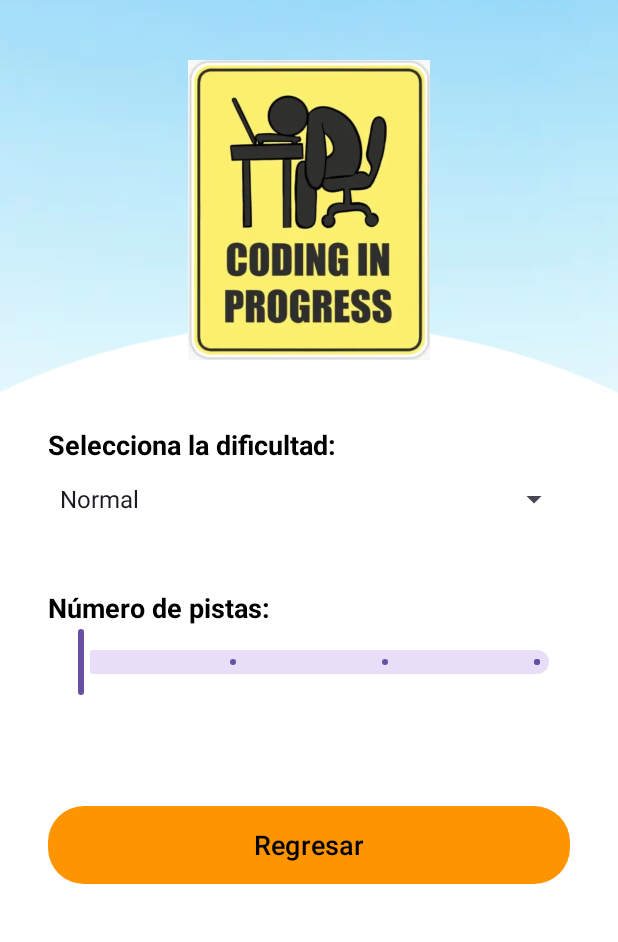
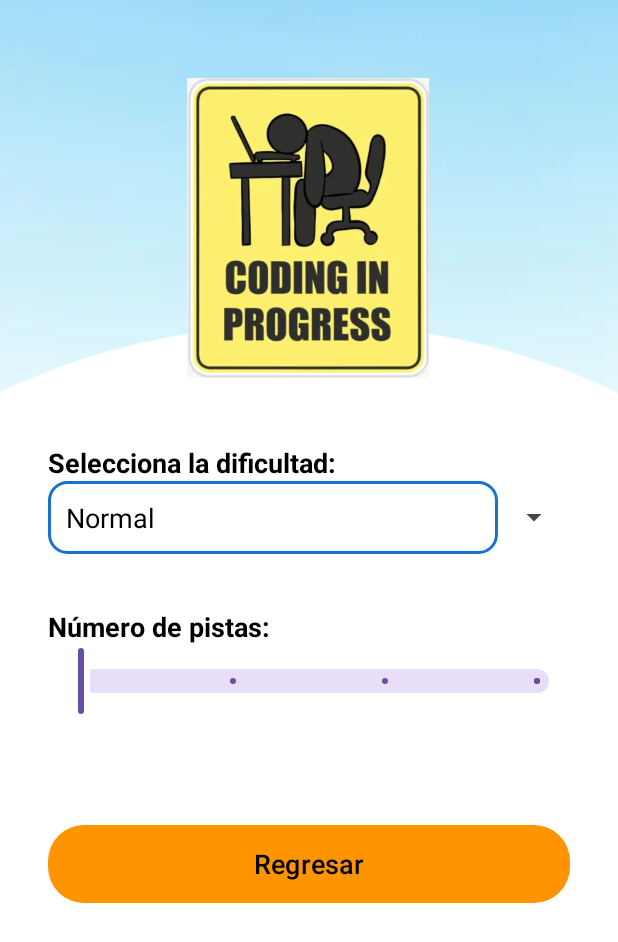
Before and after one commit to Ventthos/QuizApp-Basic, an Android app: the OptionsActivity screen opened directly, with no data from a screen before it, on a phone screen of 412 x 824 dp. Shown: the top 942 px of the screen. Run offline under Robolectric (Android 15) with nearby library versions, the light colour scheme and no system bars.

Commit message:
Activity 2 -Mejorado
Ya guarda los datos en variables, esta en horizontal y tiene funciones extras.

```diff
--- a/Proyect1/app/src/main/java/com/ventthos/quizzappbasic/OptionsActivity.kt
+++ b/Proyect1/app/src/main/java/com/ventthos/quizzappbasic/OptionsActivity.kt
@@ -3,18 +3,15 @@ package com.ventthos.quizzappbasic
 import android.content.Context
 import android.os.Bundle
 import android.view.View
-import android.widget.AdapterView
-import android.widget.ArrayAdapter
-import android.widget.Button
-import android.widget.Spinner
+import android.widget.*
 import androidx.appcompat.app.AppCompatActivity
 import com.google.android.material.slider.Slider
 
 class OptionsActivity : AppCompatActivity() {
 
-    lateinit var spinnerDifficulty: Spinner
-    lateinit var sliderHints: Slider
-    lateinit var btnBack: Button
+    private lateinit var spinnerDifficulty: Spinner
+    private lateinit var sliderHints: Slider
+    private lateinit var btnBack: Button
 
     override fun onCreate(savedInstanceState: Bundle?) {
         super.onCreate(savedInstanceState)
@@ -25,32 +22,51 @@ class OptionsActivity : AppCompatActivity() {
         btnBack = findViewById(R.id.btnBack)
 
         val prefs = getSharedPreferences("TempSettings", Context.MODE_PRIVATE)
-
-        var savedDifficulty = prefs.getInt("difficulty_level", 1)
-        var savedHints = prefs.getInt("hints", 0)
+        val savedDifficulty = prefs.getInt("difficulty_level", 1)
+        val savedHints = prefs.getInt("hints", 0)
 
         val difficultyOptions = resources.getStringArray(R.array.difficulty_levels)
-        val adapter = ArrayAdapter(this, android.R.layout.simple_spinner_item, difficultyOptions)
+        val adapter = ArrayAdapter(this, R.layout.custom_spinner_item, difficultyOptions)
         adapter.setDropDownViewResource(android.R.layout.simple_spinner_dropdown_item)
         spinnerDifficulty.adapter = adapter
         spinnerDifficulty.setSelection(savedDifficulty)
 
-        sliderHints.value = savedHints.toFloat()
+        updateSliderLimits(savedDifficulty, savedHints)
 
         spinnerDifficulty.onItemSelectedListener = object : AdapterView.OnItemSelectedListener {
             override fun onItemSelected(parent: AdapterView<*>?, view: View?, position: Int, id: Long) {
-                prefs.edit().putInt("difficulty_level", position).apply()
+                val newMaxHints = getMaxHints(position)
+                val adjustedHints = savedHints.coerceAtMost(newMaxHints)
+                prefs.edit().putInt("difficulty_level", position).putInt("hints", adjustedHints).apply()
+                updateSliderLimits(position, adjustedHints)
             }
 
             override fun onNothingSelected(parent: AdapterView<*>?) {}
         }
 
         sliderHints.addOnChangeListener { _, value, _ ->
-            prefs.edit().putInt("hints", value.toInt()).apply()
+            val maxHints = getMaxHints(spinnerDifficulty.selectedItemPosition)
+            if (value > maxHints) {
+                Toast.makeText(this, "No puedes aumentar las pistas en este modo", Toast.LENGTH_SHORT).show()
+                sliderHints.value = maxHints.toFloat()
+            } else {
+                prefs.edit().putInt("hints", value.toInt()).apply()
+            }
         }
 
-        btnBack.setOnClickListener {
-            finish()
+        btnBack.setOnClickListener { finish() }
+    }
+
+    private fun getMaxHints(difficulty: Int): Int {
+        return when (difficulty) {
+            0 -> 3  // Fácil: Máximo 3 pistas
+            1 -> 2  // Normal: Máximo 2 pistas
+            else -> 0  // Difícil: 0 pistas permitidas
         }
     }
+
+    private fun updateSliderLimits(difficulty: Int, selectedHints: Int) {
+        sliderHints.valueTo = 3f
+        sliderHints.value = selectedHints.toFloat()
+    }
 }
--- /dev/null
+++ b/Proyect1/app/src/main/res/drawable/drop_down_spinner_background.xml
@@ -0,0 +1,7 @@
+<?xml version="1.0" encoding="utf-8"?>
+<shape xmlns:android="http://schemas.android.com/apk/res/android"
+    android:shape="rectangle">
+    <corners android:radius="12dp"/>
+    <solid android:color="@color/white"/>
+    <stroke android:width="2dp" android:color="@color/orange"/>
+</shape>
--- /dev/null
+++ b/Proyect1/app/src/main/res/drawable/spinner_background.xml
@@ -0,0 +1,7 @@
+<?xml version="1.0" encoding="utf-8"?>
+<shape xmlns:android="http://schemas.android.com/apk/res/android"
+    android:shape="rectangle">
+    <corners android:radius="12dp"/>
+    <solid android:color="@color/white"/>
+    <stroke android:width="2dp" android:color="@color/blue"/>
+</shape>
--- /dev/null
+++ b/Proyect1/app/src/main/res/layout-land/activity_options.xml
@@ -0,0 +1,85 @@
+<?xml version="1.0" encoding="utf-8"?>
+<androidx.constraintlayout.widget.ConstraintLayout
+    xmlns:android="http://schemas.android.com/apk/res/android"
+    xmlns:app="http://schemas.android.com/apk/res-auto"
+    xmlns:tools="http://schemas.android.com/tools"
+    android:id="@+id/constraintLayout"
+    android:layout_width="match_parent"
+    android:layout_height="match_parent"
+    android:background="@drawable/background_image"
+    tools:context=".OptionsActivity">
+
+    <ImageView
+        android:id="@+id/ivWorkInProgress"
+        android:layout_width="160dp"
+        android:layout_height="160dp"
+        android:src="@drawable/work_in_progress"
+        android:contentDescription="@string/work_in_progress"
+        app:layout_constraintTop_toTopOf="parent"
+        app:layout_constraintStart_toStartOf="parent"
+        android:layout_marginStart="24dp"
+        android:layout_marginTop="24dp"/>
+
+    <TextView
+        android:id="@+id/tvDifficulty"
+        android:layout_width="218dp"
+        android:layout_height="34dp"
+        android:layout_marginStart="52dp"
+        android:layout_marginTop="160dp"
+        android:text="@string/difficulty"
+        android:textColor="@color/black"
+        android:textSize="20sp"
+        android:textStyle="bold"
+        app:layout_constraintStart_toEndOf="@id/ivWorkInProgress"
+        app:layout_constraintTop_toTopOf="parent" />
+
+    <Spinner
+        android:id="@+id/spinnerDifficulty"
+        android:layout_width="218dp"
+        android:layout_height="58dp"
+        android:layout_marginStart="52dp"
+        android:entries="@array/difficulty_levels"
+        android:minHeight="55dp"
+        app:layout_constraintStart_toEndOf="@id/ivWorkInProgress"
+        app:layout_constraintTop_toBottomOf="@id/tvDifficulty" />
+
+    <TextView
+        android:id="@+id/tvHints"
+        android:layout_width="wrap_content"
+        android:layout_height="wrap_content"
+        android:layout_marginStart="52dp"
+        android:layout_marginTop="24dp"
+        android:text="@string/hints"
+        android:textColor="@color/black"
+        android:textSize="20sp"
+        android:textStyle="bold"
+        app:layout_constraintStart_toEndOf="@id/ivWorkInProgress"
+        app:layout_constraintTop_toBottomOf="@id/spinnerDifficulty" />
+
+    <com.google.android.material.slider.Slider
+        android:id="@+id/sliderHints"
+        android:layout_width="250dp"
+        android:layout_height="wrap_content"
+        android:layout_marginStart="52dp"
+        android:contentDescription="@string/hints_description"
+        android:stepSize="1"
+        android:valueFrom="0"
+        android:valueTo="3"
+        app:layout_constraintStart_toEndOf="@id/ivWorkInProgress"
+        app:layout_constraintTop_toBottomOf="@id/tvHints" />
+
+    <com.google.android.material.button.MaterialButton
+        android:id="@+id/btnBack"
+        android:layout_width="150dp"
+        android:layout_height="60dp"
+        android:text="@string/back"
+        android:textColor="@color/black"
+        android:textSize="18sp"
+        app:backgroundTint="@color/orange"
+        app:cornerRadius="24dp"
+        app:layout_constraintEnd_toEndOf="parent"
+        app:layout_constraintBottom_toBottomOf="parent"
+        android:layout_marginEnd="32dp"
+        android:layout_marginBottom="32dp"/>
+
+</androidx.constraintlayout.widget.ConstraintLayout>
--- a/Proyect1/app/src/main/res/layout/activity_options.xml
+++ b/Proyect1/app/src/main/res/layout/activity_options.xml
@@ -13,12 +13,13 @@
         android:id="@+id/ivWorkInProgress"
         android:layout_width="200dp"
         android:layout_height="200dp"
+        android:layout_marginTop="52dp"
+        android:contentDescription="@string/work_in_progress"
         android:src="@drawable/work_in_progress"
-        android:contentDescription="@string/work_in_progress"
-        app:layout_constraintTop_toTopOf="parent"
+        app:layout_constraintEnd_toEndOf="parent"
+        app:layout_constraintHorizontal_bias="0.497"
         app:layout_constraintStart_toStartOf="parent"
-        app:layout_constraintEnd_toEndOf="parent"
-        android:layout_marginTop="40dp"/>
+        app:layout_constraintTop_toTopOf="parent" />
 
     <TextView
         android:id="@+id/tvDifficulty"
--- /dev/null
+++ b/Proyect1/app/src/main/res/layout/custom_spinner_item.xml
@@ -0,0 +1,9 @@
+<?xml version="1.0" encoding="utf-8"?>
+<TextView xmlns:android="http://schemas.android.com/apk/res/android"
+    android:layout_width="match_parent"
+    android:layout_height="wrap_content"
+    android:padding="12dp"
+    android:textSize="18sp"
+    android:textColor="@color/black"
+    android:gravity="center_vertical"
+    android:background="@drawable/spinner_background"/>
--- a/Proyect1/app/src/main/res/values/colors.xml
+++ b/Proyect1/app/src/main/res/values/colors.xml
@@ -28,4 +28,9 @@
     <color name="blue">#1674ce</color>
     <color name="lightblue">#53B7EE</color>
     <color name="neutral_green">#30b7a5</color>
+
+    <color name="gray">#B0B0B0</color>
+    <color name="slider_default">#53B7EE</color>
+
+
 </resources>
--- /dev/null
+++ b/Proyect1/app/src/main/res/values/styles.xml
@@ -0,0 +1,7 @@
+<resources>
+    <style name="CustomSpinnerStyle" parent="Widget.AppCompat.Spinner">
+        <item name="android:background">@drawable/spinner_background</item>
+        <item name="android:popupBackground">@drawable/drop_down_spinner_background</item>
+        <item name="android:dropDownWidth">match_parent</item>
+    </style>
+</resources>
```
